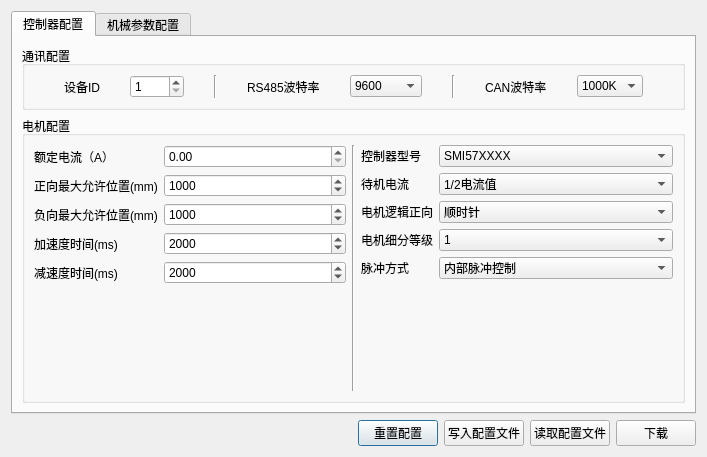
Before: the Qt Designer form src/configdialog.ui in eeyoo/step-servo-tuner, drawn with Qt 5.
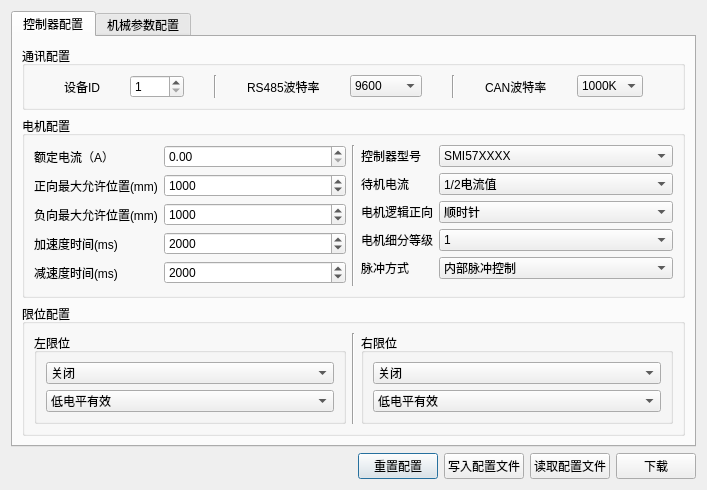
After: the same form once the commit is applied.

What changed in the file:
```diff
--- a/src/configdialog.ui
+++ b/src/configdialog.ui
@@ -6,14 +6,14 @@
    <rect>
     <x>0</x>
     <y>0</y>
-    <width>644</width>
-    <height>457</height>
+    <width>599</width>
+    <height>429</height>
    </rect>
   </property>
   <property name="windowTitle">
    <string>Dialog</string>
   </property>
-  <layout class="QVBoxLayout" name="verticalLayout">
+  <layout class="QVBoxLayout" name="verticalLayout_5">
    <item>
     <widget class="QTabWidget" name="tabWidget">
      <property name="currentIndex">
@@ -23,7 +23,7 @@
       <attribute name="title">
        <string>控制器配置</string>
       </attribute>
-      <layout class="QVBoxLayout" name="verticalLayout_3">
+      <layout class="QVBoxLayout" name="verticalLayout_4">
        <item>
         <layout class="QVBoxLayout" name="verticalLayout_2" stretch="0,1">
          <item>
@@ -524,6 +524,96 @@
          </item>
         </layout>
        </item>
+       <item>
+        <widget class="QGroupBox" name="groupBox_2">
+         <property name="title">
+          <string>限位配置</string>
+         </property>
+         <layout class="QHBoxLayout" name="horizontalLayout_6">
+          <item>
+           <widget class="QGroupBox" name="groupBox_3">
+            <property name="title">
+             <string>左限位</string>
+            </property>
+            <layout class="QVBoxLayout" name="verticalLayout_3">
+             <item>
+              <widget class="QComboBox" name="leftLimitEnable">
+               <item>
+                <property name="text">
+                 <string>关闭</string>
+                </property>
+               </item>
+               <item>
+                <property name="text">
+                 <string>开启</string>
+                </property>
+               </item>
+              </widget>
+             </item>
+             <item>
+              <widget class="QComboBox" name="leftLimitConfig">
+               <item>
+                <property name="text">
+                 <string>低电平有效</string>
+                </property>
+               </item>
+               <item>
+                <property name="text">
+                 <string>高电平有效</string>
+                </property>
+               </item>
+              </widget>
+             </item>
+            </layout>
+           </widget>
+          </item>
+          <item>
+           <widget class="Line" name="line_4">
+            <property name="orientation">
+             <enum>Qt::Vertical</enum>
+            </property>
+           </widget>
+          </item>
+          <item>
+           <widget class="QGroupBox" name="groupBox_4">
+            <property name="title">
+             <string>右限位</string>
+            </property>
+            <layout class="QVBoxLayout" name="verticalLayout">
+             <item>
+              <widget class="QComboBox" name="rightLimitEnable">
+               <item>
+                <property name="text">
+                 <string>关闭</string>
+                </property>
+               </item>
+               <item>
+                <property name="text">
+                 <string>开启</string>
+                </property>
+               </item>
+              </widget>
+             </item>
+             <item>
+              <widget class="QComboBox" name="rightLimitConfig">
+               <item>
+                <property name="text">
+                 <string>低电平有效</string>
+                </property>
+               </item>
+               <item>
+                <property name="text">
+                 <string>高电平有效</string>
+                </property>
+               </item>
+              </widget>
+             </item>
+            </layout>
+           </widget>
+          </item>
+         </layout>
+        </widget>
+       </item>
       </layout>
      </widget>
      <widget class="QWidget" name="tab_2">
```
